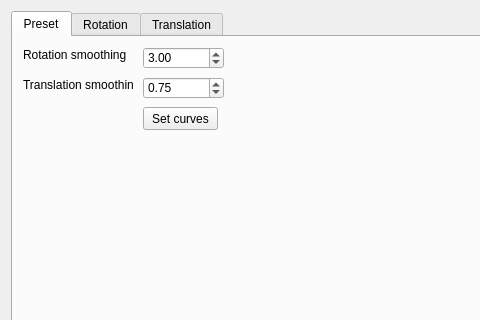
Before: the Qt Designer form ftnoir_filter_accela/ftnoir_accela_filtercontrols.ui in opentrack/opentrack, drawn with Qt 5; both pictures show x 0 to 480 and y 0 to 320 of the 872 by 729 pixel window.
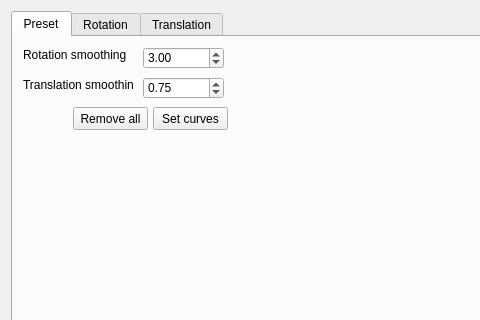
After: the same form once the commit is applied. Icons and pictures are not drawn. Custom widgets are drawn as their Qt base class.

Commit message: Add a button to remove all control points

The edit to the form file:
```diff
--- a/ftnoir_filter_accela/ftnoir_accela_filtercontrols.ui
+++ b/ftnoir_filter_accela/ftnoir_accela_filtercontrols.ui
@@ -127,7 +127,7 @@
       <widget class="QPushButton" name="resetCircle">
        <property name="geometry">
         <rect>
-         <x>130</x>
+         <x>140</x>
          <y>70</y>
          <width>75</width>
          <height>23</height>
@@ -137,6 +137,19 @@
         <string>Set curves</string>
        </property>
       </widget>
+      <widget class="QPushButton" name="removeAllButton">
+       <property name="geometry">
+        <rect>
+         <x>60</x>
+         <y>70</y>
+         <width>75</width>
+         <height>23</height>
+        </rect>
+       </property>
+       <property name="text">
+        <string>Remove all</string>
+       </property>
+      </widget>
      </widget>
      <widget class="QWidget" name="tab">
       <attribute name="title">
```
The commit also changes 2 other files.
